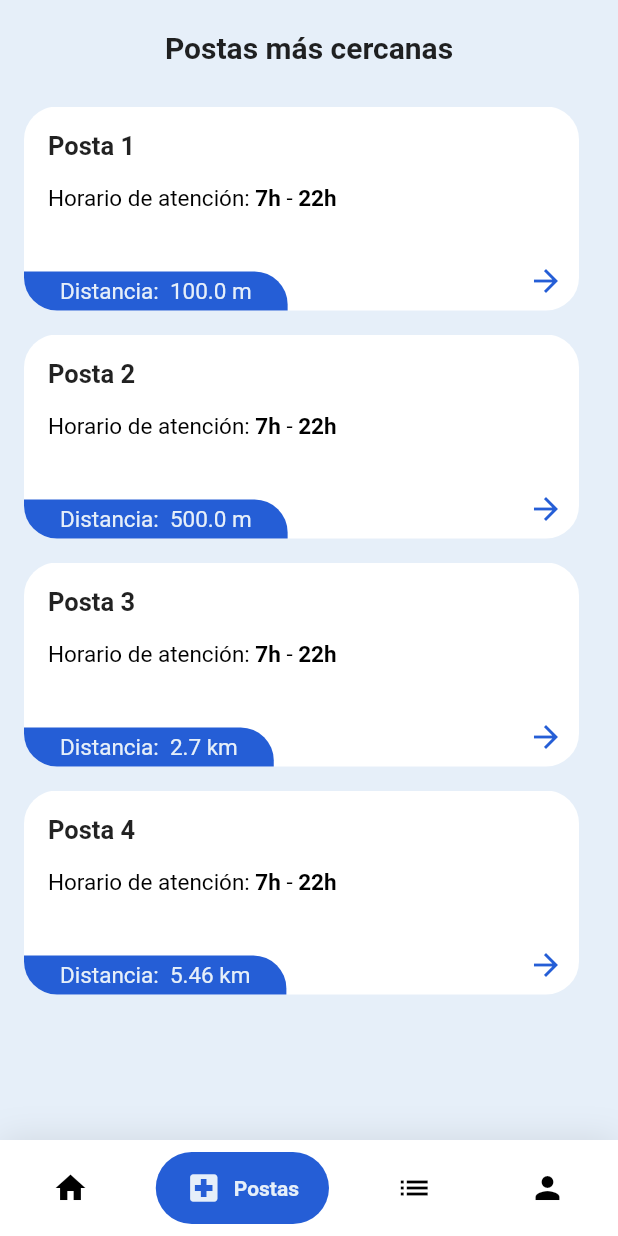
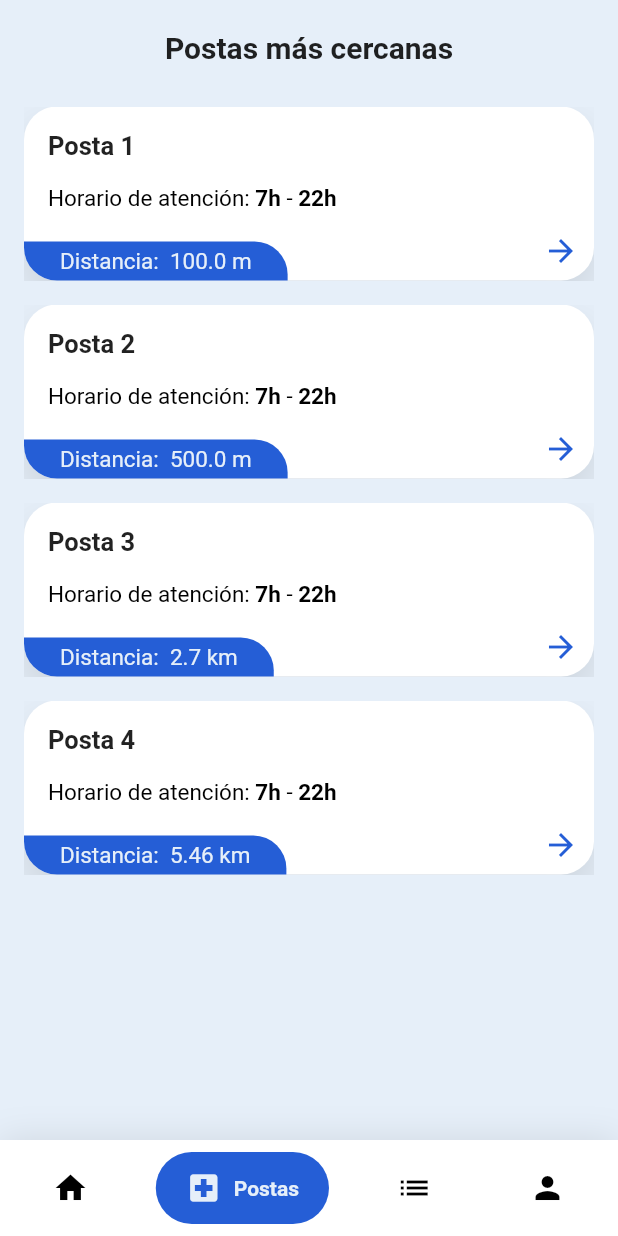
Before and after one commit to asloth/doctor_app, a Flutter app: the NavBarScreen screen opened directly, item 2 of the bottom bar chosen, on a phone screen of 412 x 824 dp. Run offline on Flutter 3.47's test engine with Material 2 defaults, Android fonts, the phone set to English and light mode, and no system bars; drawn by our look-alikes of google_nav_bar; our stand-ins replace flutter_svg, form_field_validator.

Commit message:
se redujo height de HealthPostCard y se le quito right margin 10

```diff
--- a/lib/screens/healthpost/components/health_post_card.dart
+++ b/lib/screens/healthpost/components/health_post_card.dart
@@ -15,6 +15,7 @@ class HealthPostCard extends StatelessWidget {
   @override
   Widget build(BuildContext context) {
     Size size = MediaQuery.of(context).size;
+    double cardHeight = 116;
 
     return Container(
       margin: EdgeInsets.symmetric(
@@ -29,13 +30,12 @@ class HealthPostCard extends StatelessWidget {
           children: <Widget>[
             // Those are our background
             Container(
-              height: 136,
+              height: cardHeight,
               child: Container(
-                margin: EdgeInsets.only(right: 10),
                 decoration: BoxDecoration(
-                  color: Colors.white,
-                  borderRadius: BorderRadius.circular(22),
-                ),
+                    color: Colors.white,
+                    borderRadius: BorderRadius.circular(22),
+                    boxShadow: [defaultShadow]),
               ),
             ),
             // Product title and price
@@ -43,7 +43,7 @@ class HealthPostCard extends StatelessWidget {
               bottom: 0,
               left: 0,
               child: SizedBox(
-                height: 136,
+                height: cardHeight,
                 // our image take 200 width, thats why we set out total width - 200
                 width: size.width,
                 child: Column(
@@ -125,7 +125,7 @@ class HealthPostCard extends StatelessWidget {
               ),
             ),
             Positioned(
-              right: 20,
+              right: 10,
               bottom: 0,
               child: SizedBox(
                 child: Padding(
```
